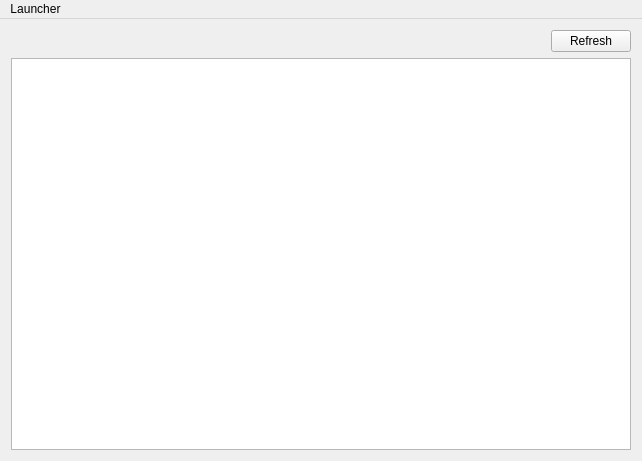
rm5248/RenegadeXLauncher, file mainwindow.ui: the form before one commit.
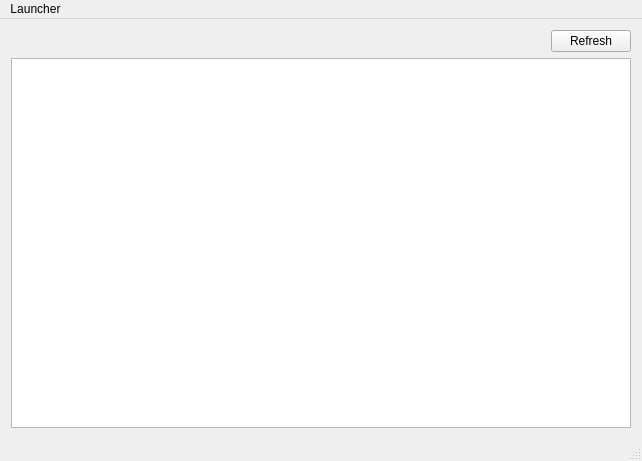
The form after the commit.

The edit to the form file:
```diff
--- a/mainwindow.ui
+++ b/mainwindow.ui
@@ -80,6 +80,7 @@
    </widget>
    <addaction name="menuLauncher"/>
   </widget>
+  <widget class="QStatusBar" name="statusBar"/>
   <action name="actionExit">
    <property name="text">
     <string>Exit</string>
```
